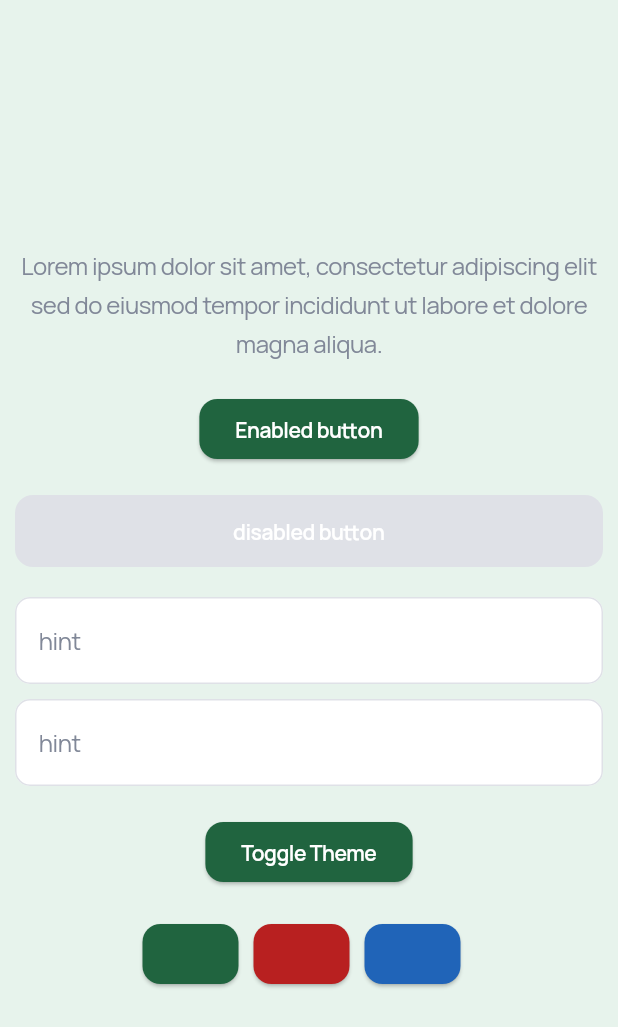
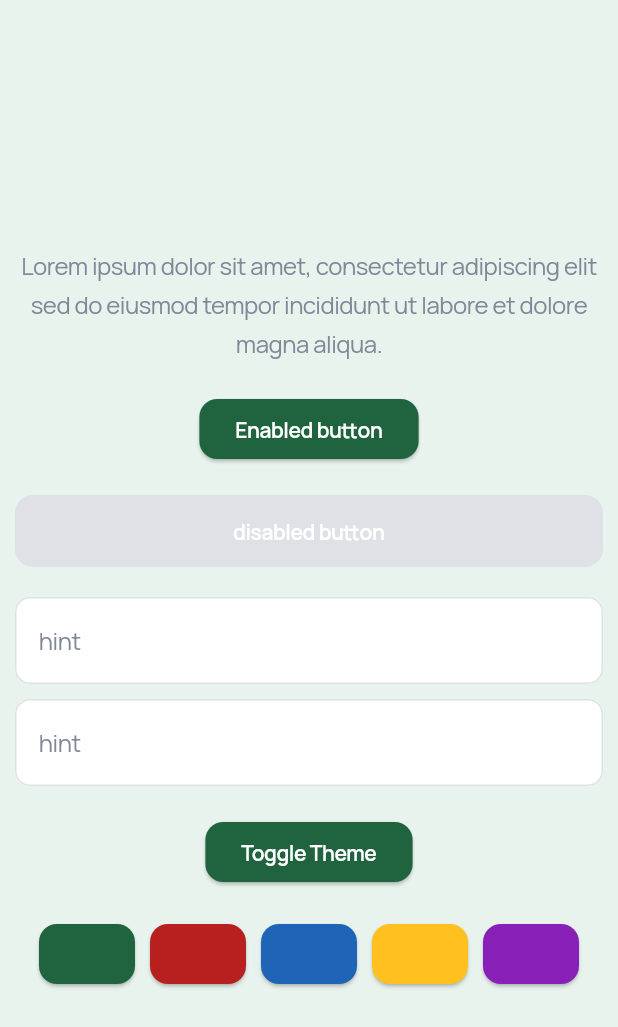
Before and after one commit to MahmoudALBndkji/Flutter-Multi-Theme, a Flutter app: the screen it shows after launch, on a phone screen of 412 x 824 dp. Shown: the top 1027 px of the screen. Run offline on Flutter 3.47's test engine with Material 3 defaults, Android fonts, the phone set to English and light mode, and no system bars; our stand-ins replace flutter_bloc, hydrated_bloc.

Commit message:
Add Yellow & Purple Colors To Toggle Theme

```diff
--- a/lib/demo_screen.dart
+++ b/lib/demo_screen.dart
@@ -54,34 +54,47 @@ class DemoScreen extends StatelessWidget {
                   child: const Text("Toggle Theme"),
                 ),
                 const SizedBox(height: 20),
-                Row(
-                  mainAxisAlignment: MainAxisAlignment.center,
+                Wrap(
+                  spacing: 10.0,
+                  runSpacing: 10.0,
+                  alignment: WrapAlignment.center,
+                  runAlignment: WrapAlignment.center,
                   children: [
                     ElevatedButton(
-                      onPressed: () =>
-                          toggleTheme(context, ThemeNameEnum.green),
+                      onPressed: () => toggleTheme(context, ThemeNames.green),
                       style: ElevatedButton.styleFrom(
                         backgroundColor: AppColors.primaryLightGreen300,
                       ),
                       child: const SizedBox(),
                     ),
-                    const SizedBox(width: 10.0),
                     ElevatedButton(
-                      onPressed: () => toggleTheme(context, ThemeNameEnum.red),
+                      onPressed: () => toggleTheme(context, ThemeNames.red),
                       style: ElevatedButton.styleFrom(
                         backgroundColor: AppColors.primaryLightRed300,
                       ),
                       child: const SizedBox(),
                     ),
-                    const SizedBox(width: 10.0),
                     ElevatedButton(
-                      onPressed: () => toggleTheme(context, ThemeNameEnum.blue),
+                      onPressed: () => toggleTheme(context, ThemeNames.blue),
                       style: ElevatedButton.styleFrom(
                         backgroundColor: AppColors.primaryLightBlue300,
                       ),
                       child: const SizedBox(),
                     ),
-                    const SizedBox(width: 10.0),
+                    ElevatedButton(
+                      onPressed: () => toggleTheme(context, ThemeNames.yellow),
+                      style: ElevatedButton.styleFrom(
+                        backgroundColor: AppColors.primaryLightYellow300,
+                      ),
+                      child: const SizedBox(),
+                    ),
+                    ElevatedButton(
+                      onPressed: () => toggleTheme(context, ThemeNames.purple),
+                      style: ElevatedButton.styleFrom(
+                        backgroundColor: AppColors.primaryLightPurple300,
+                      ),
+                      child: const SizedBox(),
+                    ),
                   ],
                 ),
               ],
```
